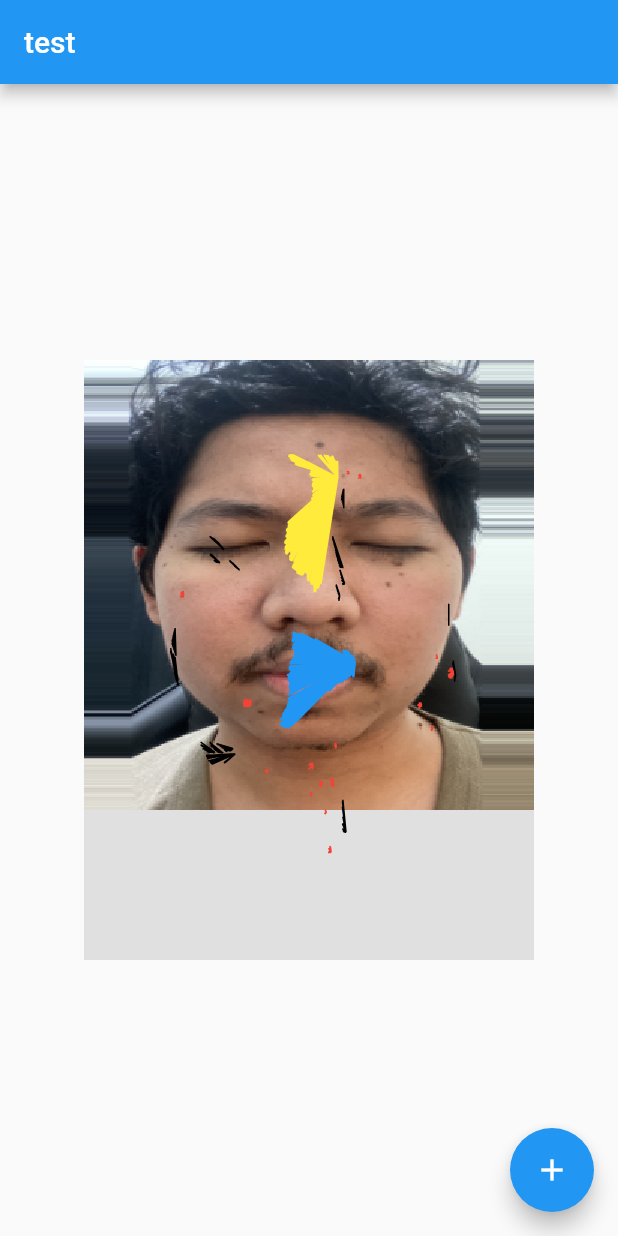
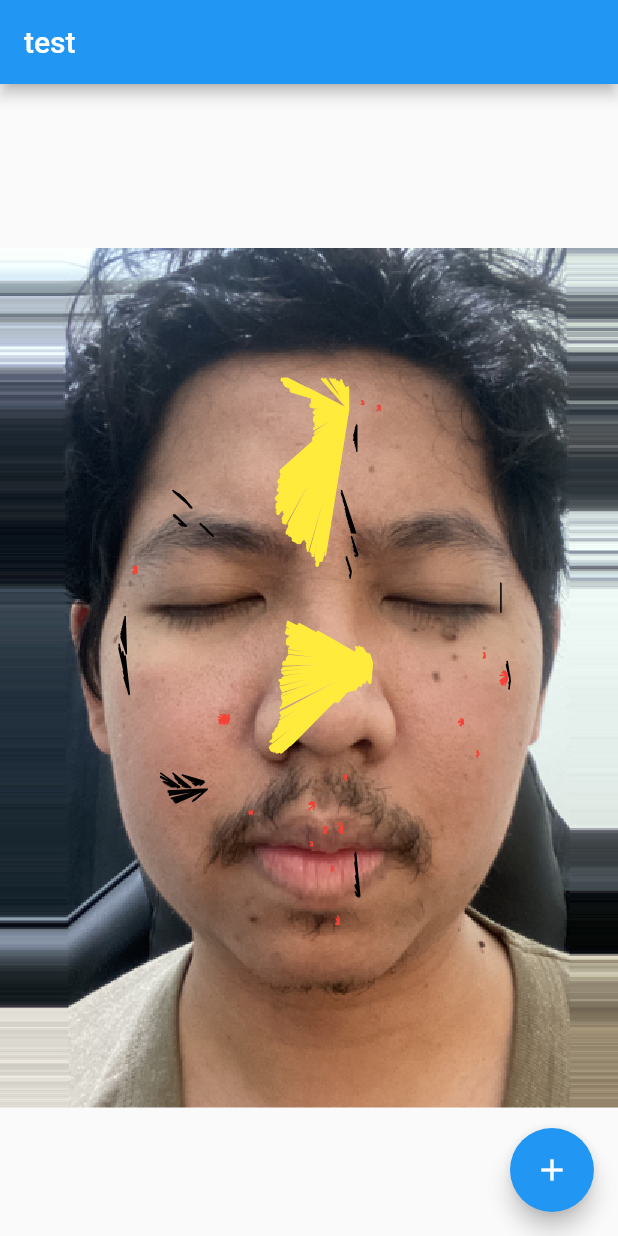
Before and after one commit to milyasbpa/flutter-plot, a Flutter app: the screen it shows after launch, on a phone screen of 412 x 824 dp. Run offline on Flutter 3.47's test engine with Material 2 defaults, Android fonts, the phone set to English and light mode, and no system bars; our stand-ins replace get; network calls fail.

Commit message:
fix: plot

```diff
--- a/flutter_plot/lib/homepage.dart
+++ b/flutter_plot/lib/homepage.dart
@@ -20,17 +20,18 @@ class _MyHomePageState extends State<MyHomePage> {
   ValueNotifier<ui.Image?> imageNotifier = ValueNotifier<ui.Image?>(null);
   ui.Image? imageCanvas;
 
-  Future<ui.Image> loadImage(String imageAssetPath) async {
+  Future<ui.Image> loadImage(
+      String imageAssetPath, double width, double height) async {
     final ByteData data = await rootBundle.load(imageAssetPath);
+
     final codec = await ui.instantiateImageCodec(
       data.buffer.asUint8List(),
-      targetHeight: 300,
-      targetWidth: 300,
+      targetHeight: 573,
+      targetWidth: 430,
     );
 
     var frame = await codec.getNextFrame();
-    Get.log('${frame.image} frame');
-    // imageCanvas = frame.image;
+
     return frame.image;
   }
 
@@ -41,34 +42,15 @@ class _MyHomePageState extends State<MyHomePage> {
     super.initState();
     widget.counterController.fetchData();
     widget.counterController.readJson();
-    loadImage('assets/photo.jpg');
   }
 
   @override
-  // Widget build(BuildContext context) {
-  //   return Scaffold(
-  //     appBar: AppBar(
-  //       title: Text(widget.title),
-  //     ),
-  //     body: Center(
-  //         child: Container(
-  //             color: Colors.grey.shade300,
-  //             child: Obx(() => CustomPaint(
-  //                   painter: MasterPainter(
-  //                       annotations: widget.counterController.annotations,
-  //                       image: imageCanvas),
-  //                   size: const Size(300, 400),
-  //                 )))),
-  //     floatingActionButton: FloatingActionButton(
-  //       onPressed: () => Get.toNamed('/profile'),
-  //       tooltip: 'Increment',
-  //       child: const Icon(Icons.add),
-  //     ),
-  //   );
-  // }
   Widget build(BuildContext context) {
+    double width = MediaQuery.of(context).size.width;
+    double height = width / 3 * 4;
+
     return FutureBuilder(
-        future: loadImage('assets/photo.jpg'),
+        future: loadImage('assets/photo.jpg', width, height),
         builder: (BuildContext context, AsyncSnapshot<ui.Image> snapshot) {
           switch (snapshot.connectionState) {
             case ConnectionState.waiting:
@@ -84,13 +66,12 @@ class _MyHomePageState extends State<MyHomePage> {
                   body: Center(
                       child: Container(
                           color: Colors.grey.shade300,
-                          child: Obx(() => CustomPaint(
-                                painter: MasterPainter(
-                                    annotations:
-                                        widget.counterController.annotations,
-                                    image: snapshot.data!),
-                                size: const Size(300, 400),
-                              )))),
+                          child: CustomPaint(
+                            painter: MasterPainter(
+                                image: snapshot.data!,
+                                controller: widget.counterController),
+                            size: Size(width, height),
+                          ))),
                   floatingActionButton: FloatingActionButton(
                     onPressed: () => Get.toNamed('/profile'),
                     tooltip: 'Increment',
@@ -104,24 +85,21 @@ class _MyHomePageState extends State<MyHomePage> {
 }
 
 class MasterPainter extends CustomPainter {
-  // Constructor
-  RxList<Coordinates>? annotations = <Coordinates>[].obs;
+  CounterController controller;
   ui.Image? image;
-  // final ValueNotifier<ui.Image?> imageInfoNotifier;
-  MasterPainter({this.annotations, this.image}) {
-    Get.log('$annotations annotations');
-  }
+  MasterPainter({this.image, required this.controller});
 
   @override
   void paint(Canvas canvas, Size size) {
-    final annotationsData = annotations;
+    // final annotationsData = annotations;
+    final annotationsData = controller.annotations;
     final imagePlot = image;
     if (imagePlot != null) {
       Paint paint = Paint();
       canvas.drawImage(imagePlot, Offset.zero, paint);
     }
 
-    if (annotationsData != null && annotationsData.isNotEmpty) {
+    if (annotationsData.isNotEmpty) {
       // inflammations
       final inflammations = annotationsData[0].inflammations;
       for (var inflammationsIndex = 0;
@@ -197,7 +175,7 @@ class MasterPainter extends CustomPainter {
       for (var sebumIndex = 0; sebumIndex < sebums.length; sebumIndex++) {
         Paint paint = Paint();
         paint.strokeWidth = 1;
-        paint.color = sebumIndex % 2 == 1 ? Colors.blue : Colors.yellow;
+        paint.color = Colors.yellow;
         paint.style = PaintingStyle.stroke;
         paint.strokeJoin = StrokeJoin.round;
         final boundary = sebums[sebumIndex].boundary;
```
Also changed, not shown: flutter_plot/lib/profilepage.dart (+5 -19 lines).
